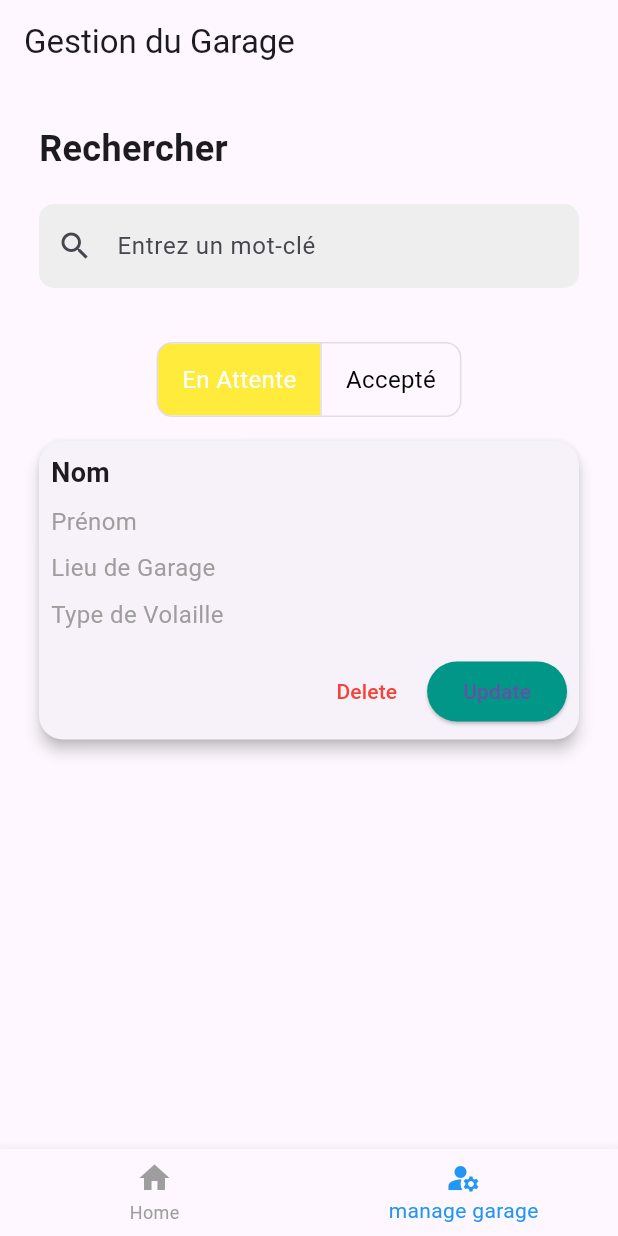
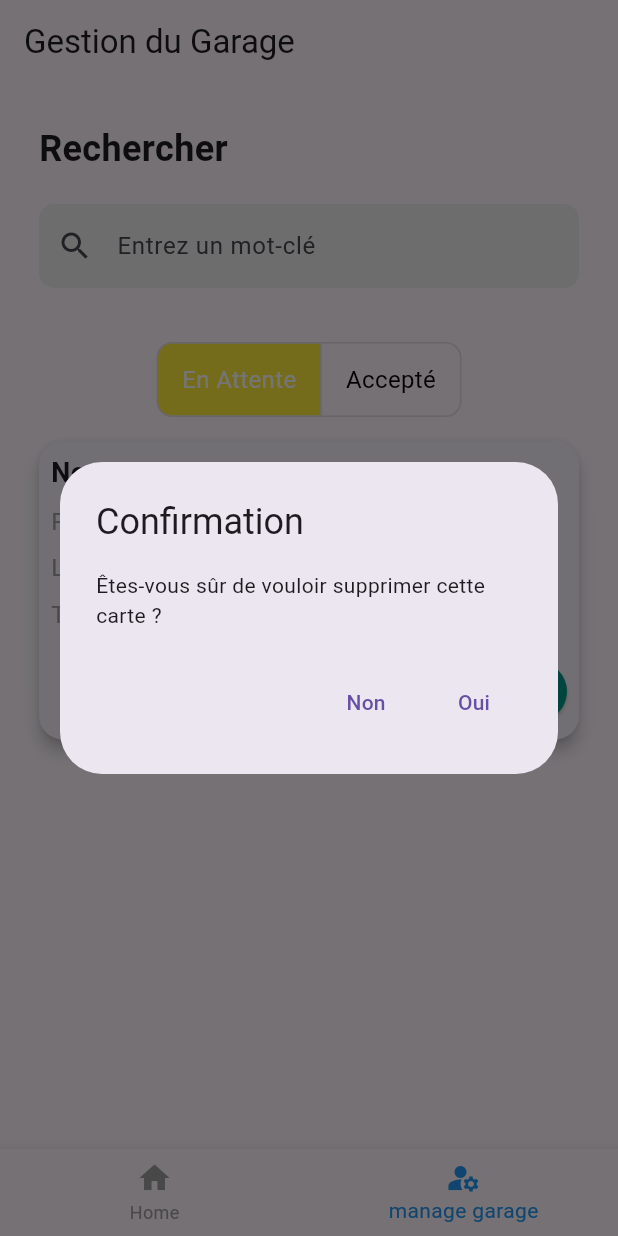
Before and after one commit to bilelhichem/Livestock-Monitoring-System, a Flutter app: the screen it shows after launch, item 2 of the bottom bar chosen, after a tap on "Delete", on a phone screen of 412 x 824 dp. Run offline on Flutter 3.47's test engine with Material 3 defaults, Android fonts, the phone set to English and light mode, and no system bars; our stand-ins replace get, pdf; missing offline and left inert: dart:html.

Commit message:
RiglageCard

```diff
--- /dev/null
+++ b/lib/controlers/DeleteCard.dart
@@ -0,0 +1 @@
+import 'package:flutter/material.dart';
--- a/lib/widget/CardGarage.dart
+++ b/lib/widget/CardGarage.dart
@@ -1,4 +1,6 @@
+import 'package:admin_mag_poul/view/Add_Pr.dart';
 import 'package:flutter/material.dart';
+import 'package:get/get.dart';
 
 class CardExampleApp extends StatelessWidget {
   const CardExampleApp({super.key});
@@ -19,6 +21,66 @@ class CardExampleApp extends StatelessWidget {
 
 class CardExample extends StatelessWidget {
   const CardExample({super.key});
+
+  // Fonction pour afficher la boîte de dialogue de confirmation
+  void _showDeleteConfirmationDialog(BuildContext context) {
+    showDialog(
+      context: context,
+      builder: (BuildContext context) {
+        return AlertDialog(
+          title: const Text('Confirmation'),
+          content: const Text('Êtes-vous sûr de vouloir supprimer cette carte ?'),
+          actions: <Widget>[
+            TextButton(
+              onPressed: () {
+                Navigator.of(context).pop(); // Ferme la boîte de dialogue sans supprimer
+              },
+              child: const Text('Non'),
+            ),
+            TextButton(
+              onPressed: () {
+                Navigator.of(context).pop();
+
+                ScaffoldMessenger.of(context).showSnackBar(
+                  const SnackBar(content: Text('Carte supprimée !')),
+                );
+              },
+              child: const Text('Oui'),
+            ),
+          ],
+        );
+      },
+    );
+  }
+  void _showdialgueAccepteCrd(BuildContext context) {
+    showDialog(
+      context: context,
+      builder: (BuildContext context) {
+        return AlertDialog(
+          title: const Text('Confirmation'),
+          content: const Text('Êtes-vous sûr de vouloir Accepter cette garage ?'),
+          actions: <Widget>[
+            TextButton(
+              onPressed: () {
+                Navigator.of(context).pop(); // Ferme la boîte de dialogue sans supprimer
+              },
+              child: const Text('Non'),
+            ),
+            TextButton(
+              onPressed: () {
+                Navigator.of(context).pop();
+
+                ScaffoldMessenger.of(context).showSnackBar(
+                  const SnackBar(content: Text('Carte supprimée !')),
+                );
+              },
+              child: const Text('Oui'),
+            ),
+          ],
+        );
+      },
+    );
+  }
 
   @override
   Widget build(BuildContext context) {
@@ -59,7 +121,9 @@ class CardExample extends StatelessWidget {
                 mainAxisAlignment: MainAxisAlignment.end,
                 children: <Widget>[
                   TextButton(
-                    onPressed: () {/* Action Delete */},
+                    onPressed: () {
+                      _showDeleteConfirmationDialog(context); // Affiche la boîte de confirmation
+                    },
                     style: TextButton.styleFrom(
                       foregroundColor: Colors.red,
                     ),
@@ -67,11 +131,23 @@ class CardExample extends StatelessWidget {
                   ),
                   const SizedBox(width: 8),
                   ElevatedButton(
-                    onPressed: () {/* Action Update */},
+                    onPressed: () {
+                      Get.to(GarageFormView());
+                    },
                     style: ElevatedButton.styleFrom(
                       backgroundColor: Colors.teal,
                     ),
                     child: const Text('Update'),
+                  ),
+                  const SizedBox(width: 8),
+                  ElevatedButton(
+                    onPressed: () {
+                      _showdialgueAccepteCrd(context);
+                    },
+                    style: ElevatedButton.styleFrom(
+                      backgroundColor: Colors.teal,
+                    ),
+                    child: const Text('Accepter'),
                   ),
                 ],
               ),
```
Also changed, not shown: 1 other file.
